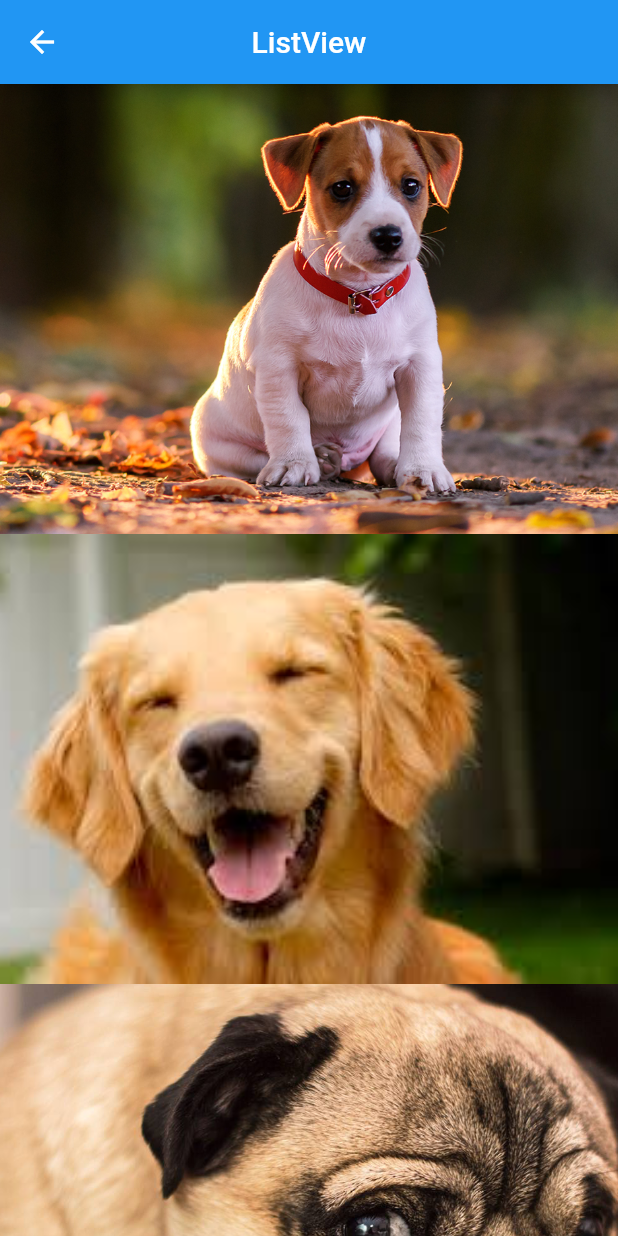
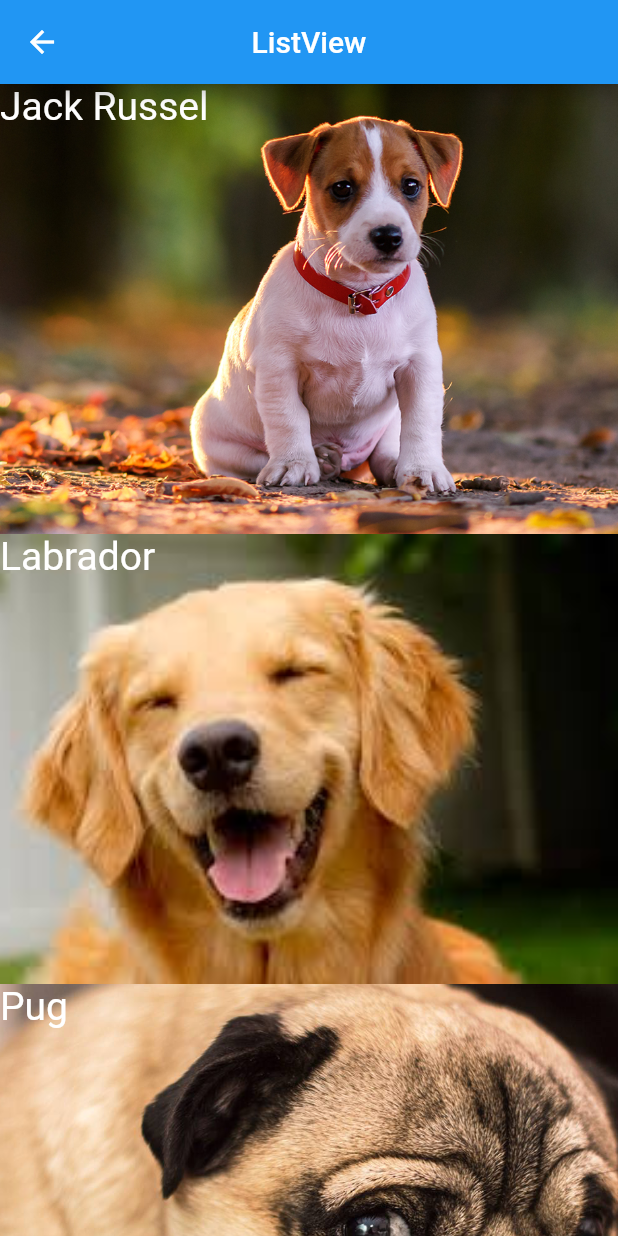
Before and after one commit to lpaganete/flutter_hello, a Flutter app: the HelloListView screen opened directly, on a phone screen of 412 x 824 dp. Run offline on Flutter 3.47's test engine with Material 2 defaults, Android fonts, the phone set to English and light mode, and no system bars.

Commit message:
Stack (pilha de widgets)

```diff
--- a/lib/pages/hello_listview.dart
+++ b/lib/pages/hello_listview.dart
@@ -32,14 +32,24 @@ class HelloListView extends StatelessWidget {
 
     return ListView.builder( //objetivo agr é converter a class Dog para widget
         itemCount: dogs.length, //recebe a quantidade de elementos da lista
-        itemExtent: 300, //extende as imagens a 300 px
-        itemBuilder: (context, index) {
+        itemExtent: 300, //extende as imagens até 300 px
+        itemBuilder: (context, index) { // Responsavel por retornar o layout (widget) dessa celula
 
           Dog dog = dogs[index]; //recuperando o objeto cachorro
 
-          return _img(dog.foto);  // passando um widget imagem e dentro passando o endereço da foto que esta no contrutor
+          return Stack( // Funciona como uma pilha
+            fit: StackFit.expand, //Expande a imagem até o máximo (no caso 300px que foi definido)
+            children: <Widget>[
+              _img(dog.foto), // A imagem sempre tem que vir antes do nome
 
-    },
+              Text(dog.nome,
+              style: TextStyle(fontSize: 26, color: Colors.white),
+              ),
+
+            ],
+          );
+
+       },
     );
   }
 
```
